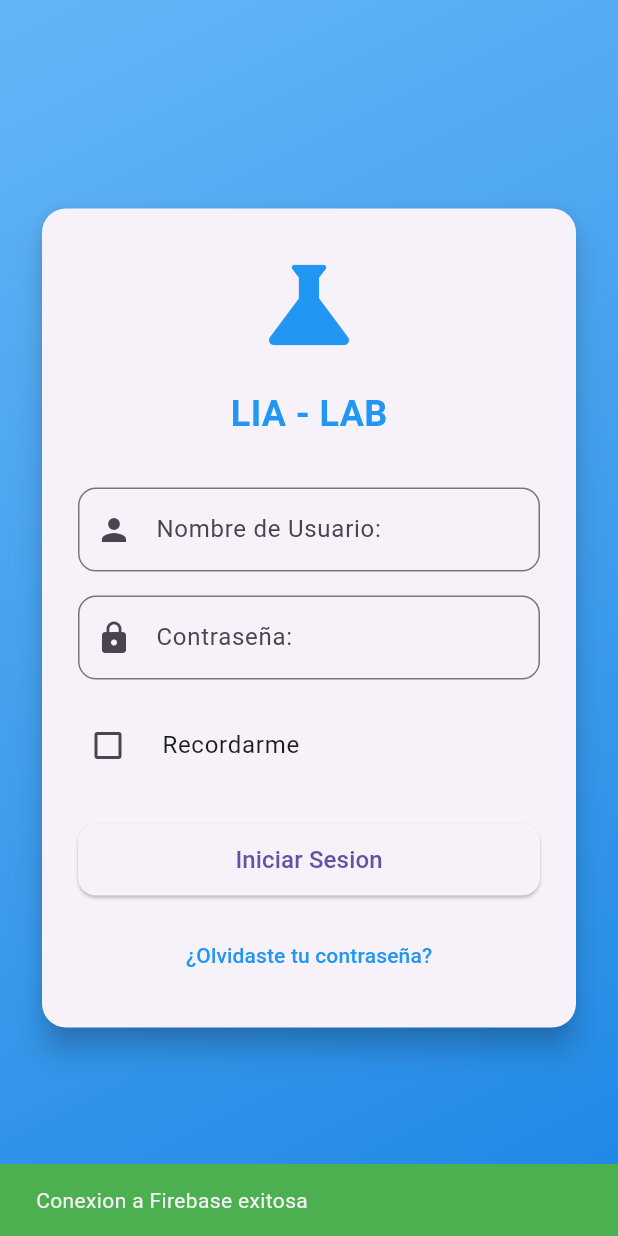
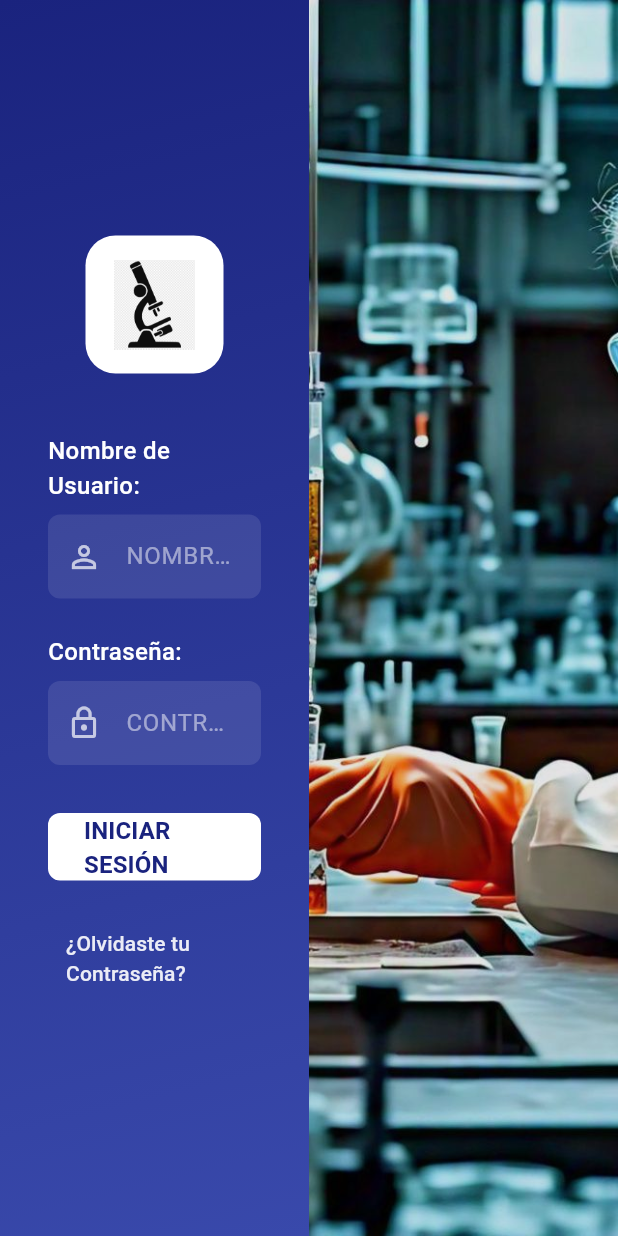
Before and after one commit to Laura-Nu/ProyectoLaboratorios, a Flutter app: the LoginPage screen opened directly, on a phone screen of 412 x 824 dp. Run offline on Flutter 3.47's test engine with Material 3 defaults, Android fonts, the light colour scheme and no system bars; our stand-ins replace cloud_firestore, firebase_core, pdf, printing; accounts and stored records are empty.

Commit message:
login actualizado_recuperarcontraseña

```diff
--- a/lib/Login.dart
+++ b/lib/Login.dart
@@ -1,10 +1,10 @@
 import 'package:flutter/material.dart';
 import 'package:cloud_firestore/cloud_firestore.dart';
-import 'Home.dart';
-import 'main.dart';
+import 'home.dart';
+import 'recoverPassword.dart';
 
 class LoginPage extends StatefulWidget {
-  const LoginPage({super.key});
+  const LoginPage({Key? key}) : super(key: key);
 
   @override
   _LoginPageState createState() => _LoginPageState();
@@ -14,30 +14,7 @@ class _LoginPageState extends State<LoginPage> {
   final _formKey = GlobalKey<FormState>();
   final _usernameController = TextEditingController();
   final _passwordController = TextEditingController();
-  bool _rememberMe = false;
   bool _isLoading = false;
-
-  @override
-  void initState() {
-    super.initState();
-    _testFirebaseConnection();
-  }
-
-  Future<void> _testFirebaseConnection() async {
-    bool isConnected = await FirebaseService.testConnection();
-    if (mounted) {
-      ScaffoldMessenger.of(context).showSnackBar(
-        SnackBar(
-          content: Text(
-            isConnected
-                ? 'Conexion a Firebase exitosa'
-                : 'Error en la conexion a Firebase',
-          ),
-          backgroundColor: isConnected ? Colors.green : Colors.red,
-        ),
-      );
-    }
-  }
 
   @override
   void dispose() {
@@ -46,29 +23,14 @@ class _LoginPageState extends State<LoginPage> {
     super.dispose();
   }
 
-  Future<void> _loginAsSuperAdmin() async {
-    if (_usernameController.text == 'Admin' && _passwordController.text == 'Admin') {
-      Navigator.pushReplacement(
-        context,
-        MaterialPageRoute(builder: (context) => HomePage()),
-      );
-
-      setState(() {
-        _isLoading = false;
-      });
-      return;
-    }
-  }
-
   Future<void> _login() async {
     if (_formKey.currentState!.validate()) {
       setState(() {
         _isLoading = true;
       });
 
-      _loginAsSuperAdmin();
-
       try {
+        // Consultacion del firestore
         final QuerySnapshot result = await FirebaseFirestore.instance
             .collection('superadmin')
             .where('Nombre', isEqualTo: _usernameController.text)
@@ -76,65 +38,32 @@ class _LoginPageState extends State<LoginPage> {
             .get();
 
         if (result.docs.isEmpty) {
-          throw Exception('Credenciales inválidas');
+          throw Exception('Usuario o contraseña incorrectos');
         }
 
+        // Verificar las fechas
         final userDoc = result.docs.first;
-
         Timestamp fechaInicio = userDoc['FechaInicio'];
         Timestamp fechaFin = userDoc['FechaFin'];
         DateTime ahora = DateTime.now();
 
+        // Para depuración
+        print('Usuario encontrado: ${userDoc['Nombre']}');
+        print('Fecha inicio: ${fechaInicio.toDate()}');
+        print('Fecha fin: ${fechaFin.toDate()}');
+        print('Fecha actual: $ahora');
 
         if (ahora.isBefore(fechaInicio.toDate()) || ahora.isAfter(fechaFin.toDate())) {
-
-          showDialog(
-            context: context,
-            builder: (context) => AlertDialog(
-              title: const Text('Error'),
-              content: const Text('MEMBRESÍA CADUCADA'),
-              actions: [
-                TextButton(
-                  onPressed: () {
-                    Navigator.of(context).pop();
-                  },
-                  child: const Text('Aceptar'),
-                ),
-              ],
-            ),
-          );
-          return; // Salir de la función para no continuar con el login
+          _showMembershipExpiredDialog();
+          return;
         }
 
-        if (mounted) {
-          // Login exitoso
-          ScaffoldMessenger.of(context).showSnackBar(
-            const SnackBar(
-              content: Text('Inicio de sesion exitoso'),
-              backgroundColor: Colors.green,
-            ),
-          );
 
-          // Navegar a la página principal
-          Navigator.pushReplacement(
-            context,
-            MaterialPageRoute(builder: (context) => HomePage()),
-          );
-        }
+        _navigateToHome();
+
       } catch (e) {
-        if (mounted) {
-          ScaffoldMessenger.of(context).showSnackBar(
-            SnackBar(
-              content: Text(
-                e.toString().contains('Credenciales incorrectas')
-                    ? 'Usuario o contraseña incorrectos'
-                    : 'Error al iniciar sesion. Intente nuevamente',
-                style: const TextStyle(color: Colors.white),
-              ),
-              backgroundColor: Colors.red,
-            ),
-          );
-        }
+        print('Error de login: $e');
+        _showErrorSnackBar('Error al iniciar sesion. Verifique sus credenciales');
       } finally {
         if (mounted) {
           setState(() {
@@ -145,59 +74,113 @@ class _LoginPageState extends State<LoginPage> {
     }
   }
 
+  void _navigateToHome() {
+    Navigator.pushReplacement(
+      context,
+      MaterialPageRoute(builder: (context) => HomePage()),
+    );
+  }
+
+  void _showMembershipExpiredDialog() {
+    showDialog(
+      context: context,
+      builder: (context) => AlertDialog(
+        title: const Text('Error'),
+        content: const Text('MEMBRESIA CADUCADA'),
+        actions: [
+          TextButton(
+            onPressed: () => Navigator.of(context).pop(),
+            child: const Text('Aceptar'),
+          ),
+        ],
+      ),
+    );
+  }
+
+  void _showErrorSnackBar(String message) {
+    if (mounted) {
+      ScaffoldMessenger.of(context).showSnackBar(
+        SnackBar(
+          content: Text(
+            message,
+            style: const TextStyle(color: Colors.white),
+          ),
+          backgroundColor: Colors.red,
+        ),
+      );
+    }
+  }
+
   @override
   Widget build(BuildContext context) {
     return Scaffold(
-      body: Container(
-        decoration: BoxDecoration(
+      body: Row(
+        children: [
+          Expanded(
+            flex: 1,
+            child: Container(
+              decoration: const BoxDecoration(
                 gradient: LinearGradient(
                   begin: Alignment.topLeft,
                   end: Alignment.bottomRight,
                   colors: [
-              Colors.blue[300]!,
-              Colors.blue[600]!,
+                    Color(0xFF1a237e),
+                    Color(0xFF3949ab),
                   ],
                 ),
               ),
               child: Center(
                 child: SingleChildScrollView(
                   child: Padding(
-              padding: const EdgeInsets.all(24.0),
-              child: Card(
-                elevation: 8,
-                shape: RoundedRectangleBorder(
-                  borderRadius: BorderRadius.circular(16),
-                ),
-                child: Padding(
-                  padding: const EdgeInsets.all(24.0),
+                    padding: const EdgeInsets.symmetric(horizontal: 32),
                     child: Form(
                       key: _formKey,
                       child: Column(
-                      mainAxisSize: MainAxisSize.min,
+                        mainAxisAlignment: MainAxisAlignment.center,
                         children: [
-                        const Icon(
-                          Icons.science,
-                          size: 80,
-                          color: Colors.blue,
+                          Container(
+                            padding: const EdgeInsets.all(16),
+                            decoration: BoxDecoration(
+                              color: Colors.white,
+                              borderRadius: BorderRadius.circular(20),
                             ),
-                        const SizedBox(height: 16),
-                        const Text(
-                          'LIA - LAB',
-                          style: TextStyle(
-                            fontSize: 24,
-                            fontWeight: FontWeight.bold,
-                            color: Colors.blue,
+                            child: Image.asset(
+                              'assets/images/logoMicro.png',
+                              width: 60,
+                              height: 60,
                             ),
                           ),
-                        const SizedBox(height: 32),
-                        TextFormField(
+                          const SizedBox(height: 40),
+
+                          Column(
+                            crossAxisAlignment: CrossAxisAlignment.start,
+                            children: [
+                              const Text(
+                                'Nombre de Usuario:',
+                                style: TextStyle(
+                                  color: Colors.white,
+                                  fontSize: 16,
+                                  fontWeight: FontWeight.w500,
+                                ),
+                              ),
+                              const SizedBox(height: 8),
+                              Container(
+                                width: 300,
+                                decoration: BoxDecoration(
+                                  color: Colors.white.withOpacity(0.1),
+                                  borderRadius: BorderRadius.circular(8),
+                                ),
+                                child: TextFormField(
                                   controller: _usernameController,
+                                  style: const TextStyle(color: Colors.white),
                                   decoration: InputDecoration(
-                            labelText: 'Nombre de Usuario:',
+                                    prefixIcon: const Icon(Icons.person_outline, color: Colors.white70),
                                     border: OutlineInputBorder(
-                              borderRadius: BorderRadius.circular(12),
+                                      borderRadius: BorderRadius.circular(8),
+                                      borderSide: BorderSide.none,
                                     ),
-                            prefixIcon: const Icon(Icons.person),
+                                    hintText: 'NOMBRE DE USUARIO',
+                                    hintStyle: TextStyle(color: Colors.white.withOpacity(0.5)),
                                   ),
                                   validator: (value) {
                                     if (value == null || value.isEmpty) {
@@ -206,16 +189,41 @@ class _LoginPageState extends State<LoginPage> {
                                     return null;
                                   },
                                 ),
-                        const SizedBox(height: 16),
-                        TextFormField(
+                              ),
+                            ],
+                          ),
+                          const SizedBox(height: 24),
+
+                          Column(
+                            crossAxisAlignment: CrossAxisAlignment.start,
+                            children: [
+                              const Text(
+                                'Contraseña:',
+                                style: TextStyle(
+                                  color: Colors.white,
+                                  fontSize: 16,
+                                  fontWeight: FontWeight.w500,
+                                ),
+                              ),
+                              const SizedBox(height: 8),
+                              Container(
+                                width: 300,
+                                decoration: BoxDecoration(
+                                  color: Colors.white.withOpacity(0.1),
+                                  borderRadius: BorderRadius.circular(8),
+                                ),
+                                child: TextFormField(
                                   controller: _passwordController,
                                   obscureText: true,
+                                  style: const TextStyle(color: Colors.white),
                                   decoration: InputDecoration(
-                            labelText: 'Contraseña:',
+                                    prefixIcon: const Icon(Icons.lock_outline, color: Colors.white70),
                                     border: OutlineInputBorder(
-                              borderRadius: BorderRadius.circular(12),
+                                      borderRadius: BorderRadius.circular(8),
+                                      borderSide: BorderSide.none,
                                     ),
-                            prefixIcon: const Icon(Icons.lock),
+                                    hintText: 'CONTRASEÑA',
+                                    hintStyle: TextStyle(color: Colors.white.withOpacity(0.5)),
                                   ),
                                   validator: (value) {
                                     if (value == null || value.isEmpty) {
@@ -224,47 +232,50 @@ class _LoginPageState extends State<LoginPage> {
                                     return null;
                                   },
                                 ),
-                        const SizedBox(height: 16),
-                        CheckboxListTile(
-                          title: const Text('Recordarme'),
-                          value: _rememberMe,
-                          onChanged: (value) {
-                            setState(() {
-                              _rememberMe = value ?? false;
-                            });
-                          },
-                          controlAffinity: ListTileControlAffinity.leading,
-                          contentPadding: EdgeInsets.zero,
                               ),
-                        const SizedBox(height: 24),
+                            ],
+                          ),
+                          const SizedBox(height: 32),
+
                           SizedBox(
-                          width: double.infinity,
-                          height: 48,
+                            width: 200,
+                            height: 45,
                             child: ElevatedButton(
                               onPressed: _isLoading ? null : _login,
                               style: ElevatedButton.styleFrom(
+                                backgroundColor: Colors.white,
+                                foregroundColor: const Color(0xFF1a237e),
                                 shape: RoundedRectangleBorder(
-                                borderRadius: BorderRadius.circular(12),
+                                  borderRadius: BorderRadius.circular(8),
                                 ),
+                                elevation: 0,
                               ),
                               child: _isLoading
-                                ? const CircularProgressIndicator(
-                                    color: Colors.white,
-                                  )
+                                  ? const CircularProgressIndicator()
                                   : const Text(
-                                    'Iniciar Sesion',
-                                    style: TextStyle(fontSize: 16),
+                                      'INICIAR SESIÓN',
+                                      style: TextStyle(
+                                        fontSize: 16,
+                                        fontWeight: FontWeight.bold,
                                       ),
                                     ),
                             ),
-                        const SizedBox(height: 16),
+                          ),
+                          const SizedBox(height: 24),
+
                           TextButton(
                             onPressed: () {
-                            // Logica para recuperar codigo
+                              Navigator.push(
+                                context,
+                                MaterialPageRoute(builder: (context) => const RecoverPasswordPage()),
+                              );
                             },
-                          child: const Text(
-                            '¿Olvidaste tu contraseña?',
-                            style: TextStyle(color: Colors.blue),
+                            child: Text(
+                              '¿Olvidaste tu Contraseña?',
+                              style: TextStyle(
+                                color: Colors.white.withOpacity(0.9),
+                                fontSize: 14,
+                              ),
                             ),
                           ),
                         ],
@@ -275,6 +286,22 @@ class _LoginPageState extends State<LoginPage> {
               ),
             ),
           ),
+
+          Expanded(
+            flex: 1,
+            child: Container(
+              decoration: const BoxDecoration(
+                image: DecorationImage(
+                  image: AssetImage('assets/images/lab_background.jpeg'),
+                  fit: BoxFit.cover,
+                ),
+              ),
+              child: Container(
+                color: Colors.black.withOpacity(0.1),
+              ),
+            ),
+          ),
+        ],
       ),
     );
   }
--- a/pubspec.yaml
+++ b/pubspec.yaml
@@ -27,4 +27,5 @@ flutter:
   uses-material-design: true
 
   assets:
-    - assets/
+    - assets/images/lab_background.jpeg
+    - assets/images/logoMicro.png
```
Also changed, not shown: lib/passwordNuevo.dart (added, +202 -0 lines), lib/recoverPassword.dart (added, +184 -0 lines), assets/images/lab_background.jpeg (added). Lines whose indentation alone changed are shown as unchanged.
